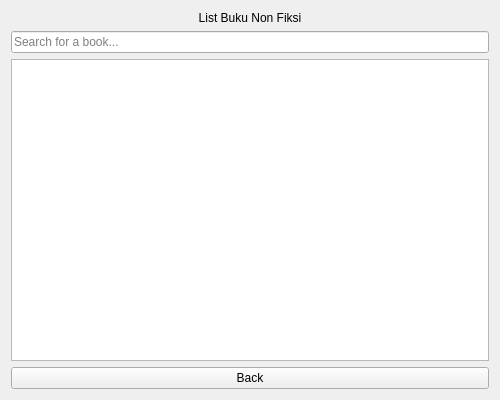
The window that view/KoleksiNonFiksi.ui (Ionisasi/Aplikasi-Perpustakaan-Digital) describes before a commit, drawn with Qt 5.
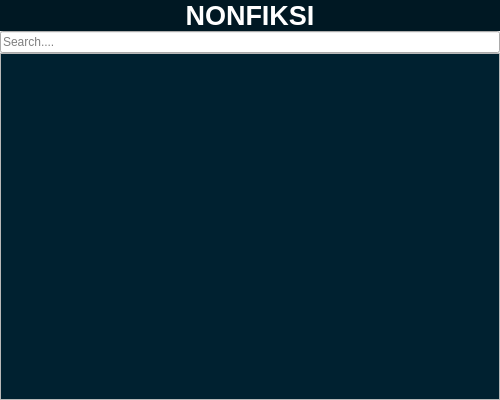
The same window after the commit.

Commit message: menambah ui submenu nonfiksi

```diff
--- a/view/KoleksiNonFiksi.ui
+++ b/view/KoleksiNonFiksi.ui
@@ -14,10 +14,37 @@
    <string>Fiction Book Category</string>
   </property>
   <layout class="QVBoxLayout" name="verticalLayout">
+   <property name="spacing">
+    <number>0</number>
+   </property>
+   <property name="leftMargin">
+    <number>0</number>
+   </property>
+   <property name="topMargin">
+    <number>0</number>
+   </property>
+   <property name="rightMargin">
+    <number>0</number>
+   </property>
+   <property name="bottomMargin">
+    <number>0</number>
+   </property>
    <item>
-    <widget class="QLabel" name="label">
+    <widget class="QLabel" name="headerTitle">
+     <property name="font">
+      <font>
+       <pointsize>20</pointsize>
+       <bold>true</bold>
+      </font>
+     </property>
+     <property name="styleSheet">
+      <string notr="true">color: rgb(255, 255, 255); background-color: rgb(0, 24, 35);</string>
+     </property>
      <property name="text">
-      <string>List Buku Non Fiksi</string>
+      <string>NONFIKSI</string>
+     </property>
+     <property name="textFormat">
+      <enum>Qt::TextFormat::AutoText</enum>
      </property>
      <property name="alignment">
       <set>Qt::AlignmentFlag::AlignCenter</set>
@@ -27,22 +54,30 @@
    <item>
     <widget class="QLineEdit" name="searchBtn">
      <property name="placeholderText">
-      <string>Search for a book...</string>
+      <string>Search....</string>
      </property>
     </widget>
    </item>
    <item>
-    <widget class="QListWidget" name="BukuNonFiksi">
-     <property name="toolTip">
-      <string>List of fiction books</string>
+    <widget class="QScrollArea" name="scrollArea">
+     <property name="styleSheet">
+      <string notr="true">.QWidget{
+background-color: rgb(0, 33, 48);
+}</string>
      </property>
-    </widget>
-   </item>
-   <item>
-    <widget class="QPushButton" name="PushButton">
-     <property name="text">
-      <string>Back</string>
+     <property name="widgetResizable">
+      <bool>true</bool>
      </property>
+     <widget class="QWidget" name="scrollAreaWidgetContents">
+      <property name="geometry">
+       <rect>
+        <x>0</x>
+        <y>0</y>
+        <width>498</width>
+        <height>341</height>
+       </rect>
+      </property>
+     </widget>
     </widget>
    </item>
   </layout>
```
Left out of the diff: 4 changed lines with no effect on the pictures. The commit also changes 4 other files.
